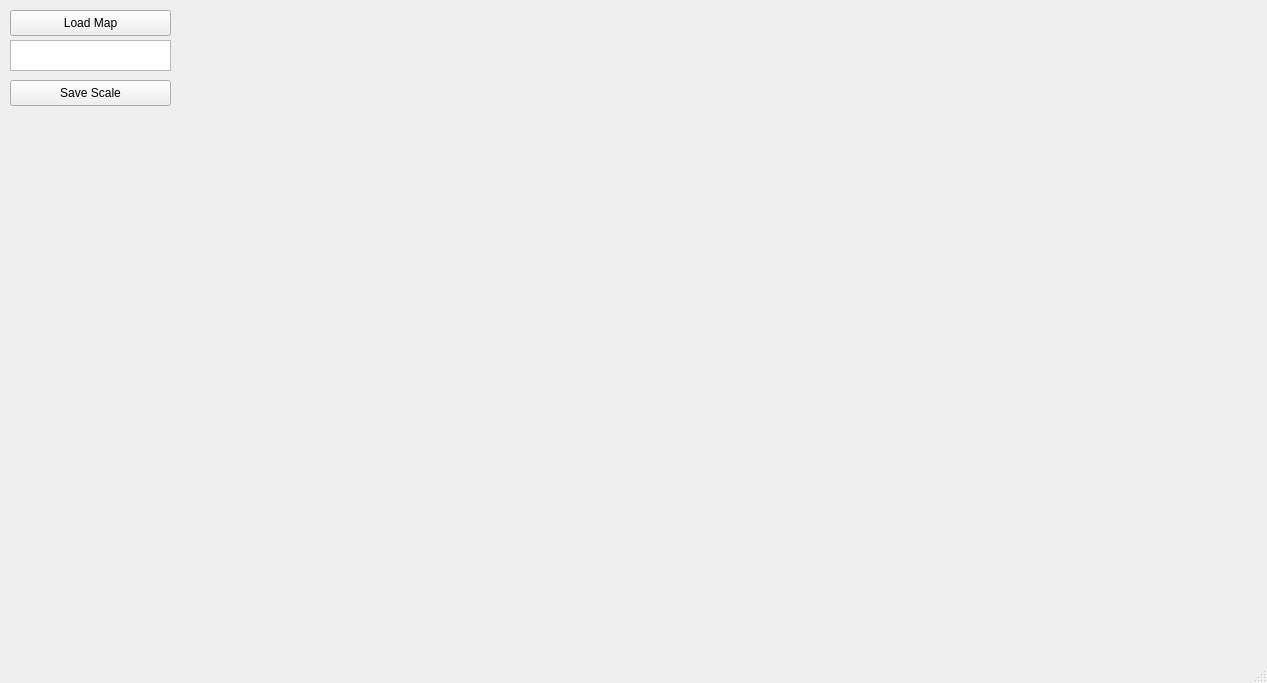
Old version of the form mainwindow.ui in the repository Steve-Mr/MapMarker.
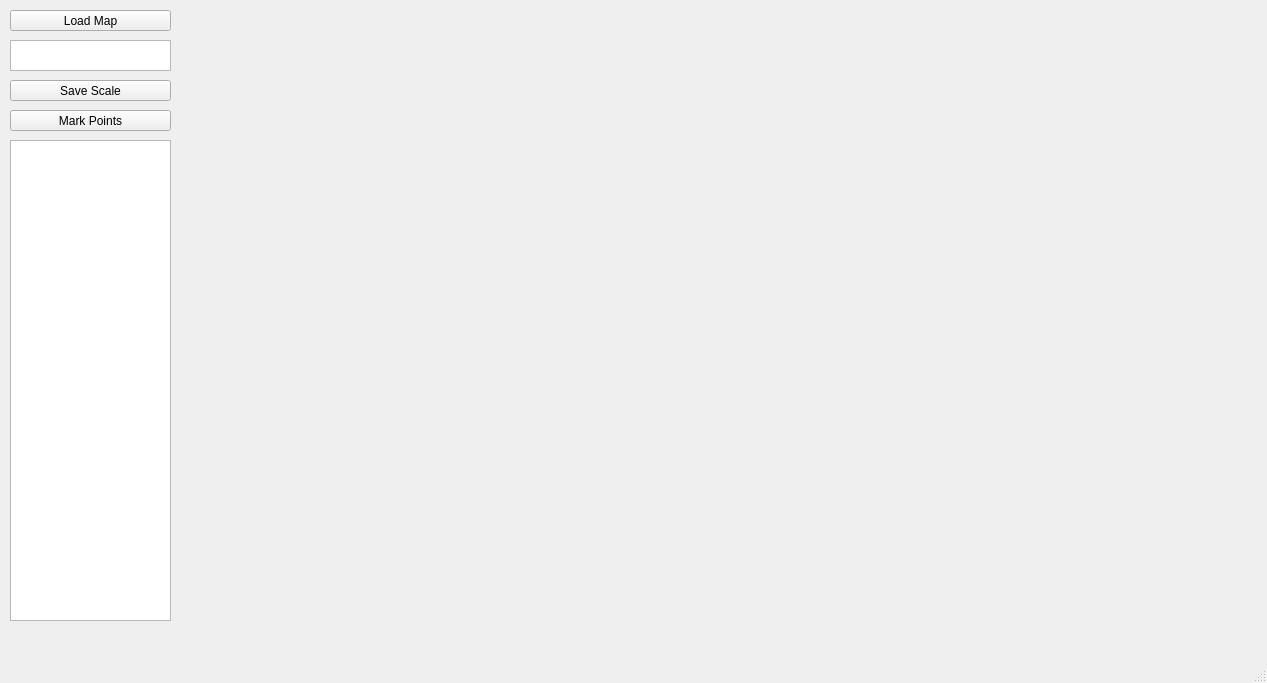
New version of the form.

Commit message:
加入记录点击位置坐标功能
正确缩放 Qlabel 中的图片

```diff
--- a/mainwindow.ui
+++ b/mainwindow.ui
@@ -20,7 +20,7 @@
       <x>10</x>
       <y>10</y>
       <width>161</width>
-      <height>26</height>
+      <height>21</height>
      </rect>
     </property>
     <property name="text">
@@ -43,7 +43,7 @@
       <x>10</x>
       <y>80</y>
       <width>161</width>
-      <height>26</height>
+      <height>21</height>
      </rect>
     </property>
     <property name="text">
@@ -63,6 +63,29 @@
      <string/>
     </property>
    </widget>
+   <widget class="QTextBrowser" name="Text_points">
+    <property name="geometry">
+     <rect>
+      <x>10</x>
+      <y>140</y>
+      <width>161</width>
+      <height>481</height>
+     </rect>
+    </property>
+   </widget>
+   <widget class="QPushButton" name="Button_mark">
+    <property name="geometry">
+     <rect>
+      <x>10</x>
+      <y>110</y>
+      <width>161</width>
+      <height>21</height>
+     </rect>
+    </property>
+    <property name="text">
+     <string>Mark Points</string>
+    </property>
+   </widget>
   </widget>
   <widget class="QMenuBar" name="menubar">
    <property name="geometry">
```
The commit also changes 2 other files.
